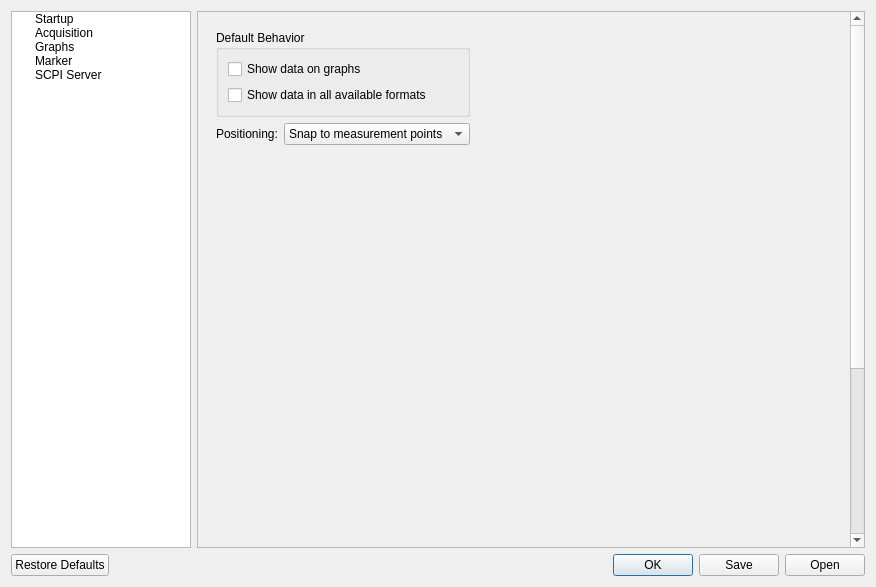
Above: Software/PC_Application/preferencesdialog.ui from jankae/LibreVNA before the change. Below: the same form after it.
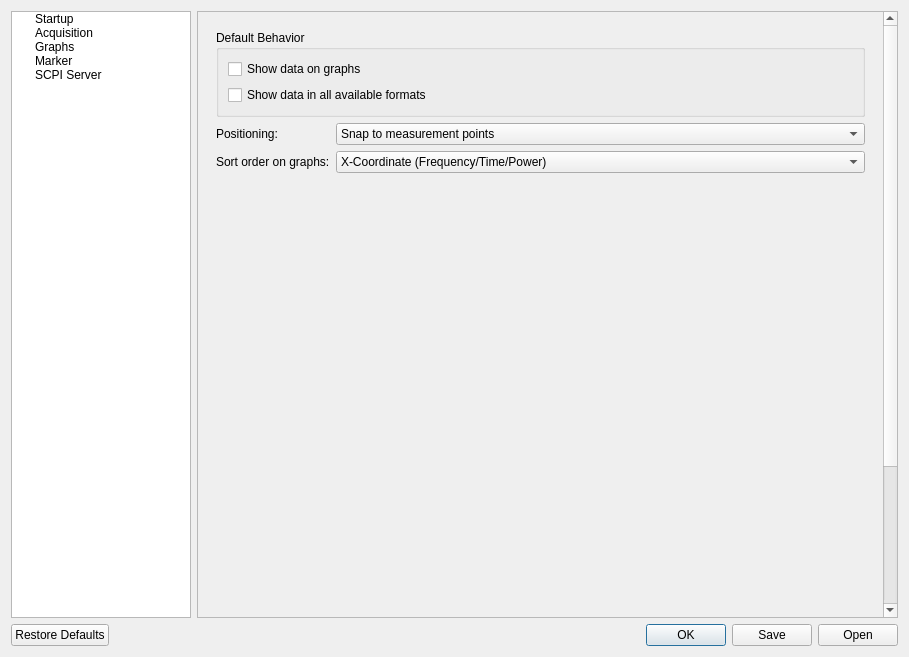
That is the form after the change. The open tabs and pages were chosen to show the change. Custom widgets are drawn as their Qt base class.

Commit message: Sort markers on graph display

Diff of the .ui file:
```diff
--- a/Software/PC_Application/preferencesdialog.ui
+++ b/Software/PC_Application/preferencesdialog.ui
@@ -6,8 +6,8 @@
    <rect>
     <x>0</x>
     <y>0</y>
-    <width>876</width>
-    <height>587</height>
+    <width>909</width>
+    <height>657</height>
    </rect>
   </property>
   <property name="windowTitle">
@@ -77,9 +77,9 @@
         <property name="geometry">
          <rect>
           <x>0</x>
-          <y>-319</y>
-          <width>651</width>
-          <height>854</height>
+          <y>0</y>
+          <width>687</width>
+          <height>938</height>
          </rect>
         </property>
         <layout class="QHBoxLayout" name="horizontalLayout_12">
@@ -1268,6 +1268,32 @@
                    </item>
                   </widget>
                  </item>
+                 <item row="1" column="0">
+                  <widget class="QLabel" name="label_44">
+                   <property name="text">
+                    <string>Sort order on graphs:</string>
+                   </property>
+                  </widget>
+                 </item>
+                 <item row="1" column="1">
+                  <widget class="QComboBox" name="MarkerSortOrder">
+                   <item>
+                    <property name="text">
+                     <string>X-Coordinate (Frequency/Time/Power)</string>
+                    </property>
+                   </item>
+                   <item>
+                    <property name="text">
+                     <string>Number</string>
+                    </property>
+                   </item>
+                   <item>
+                    <property name="text">
+                     <string>Creation timestamp</string>
+                    </property>
+                   </item>
+                  </widget>
+                 </item>
                 </layout>
                </item>
                <item>
@@ -1285,19 +1311,6 @@
                </item>
               </layout>
              </item>
-             <item>
-              <spacer name="horizontalSpacer_5">
-               <property name="orientation">
-                <enum>Qt::Horizontal</enum>
-               </property>
-               <property name="sizeHint" stdset="0">
-                <size>
-                 <width>300</width>
-                 <height>20</height>
-                </size>
-               </property>
-              </spacer>
-             </item>
             </layout>
            </widget>
            <widget class="QWidget" name="SCPIServer">
```
Left out of the diff: 15 changed lines with no effect on the pictures. The commit also changes 5 other files.
